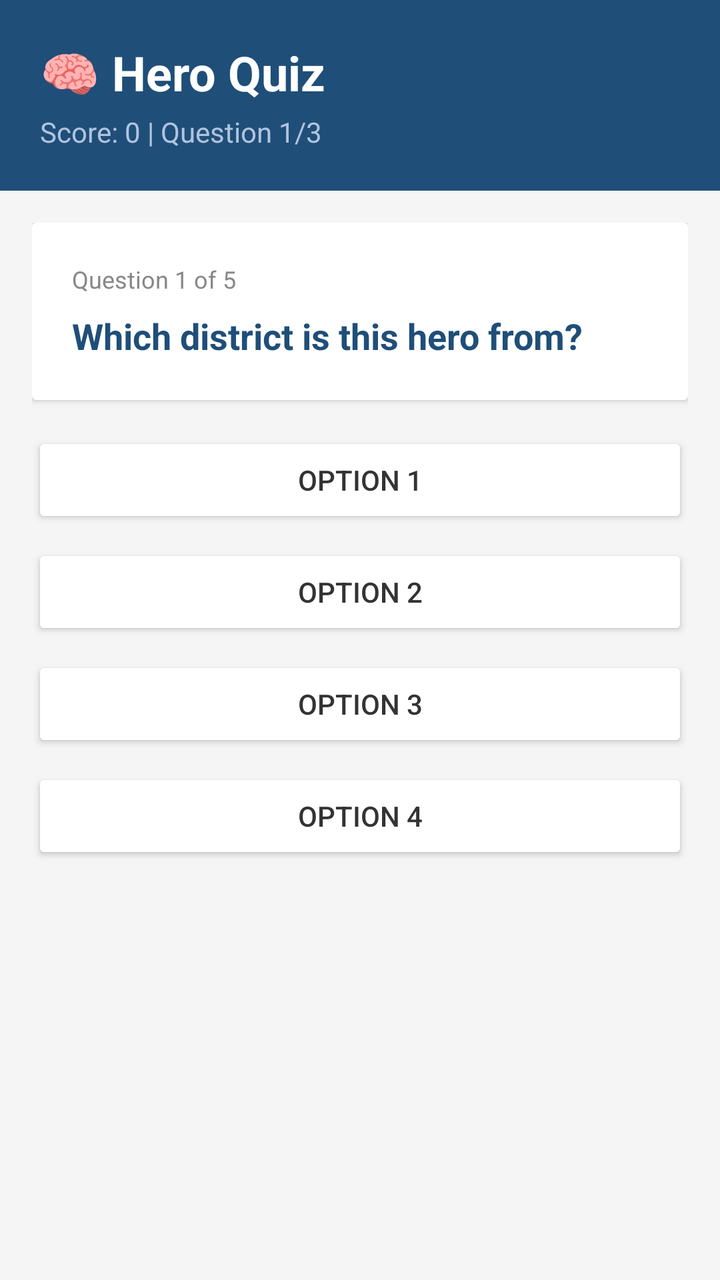
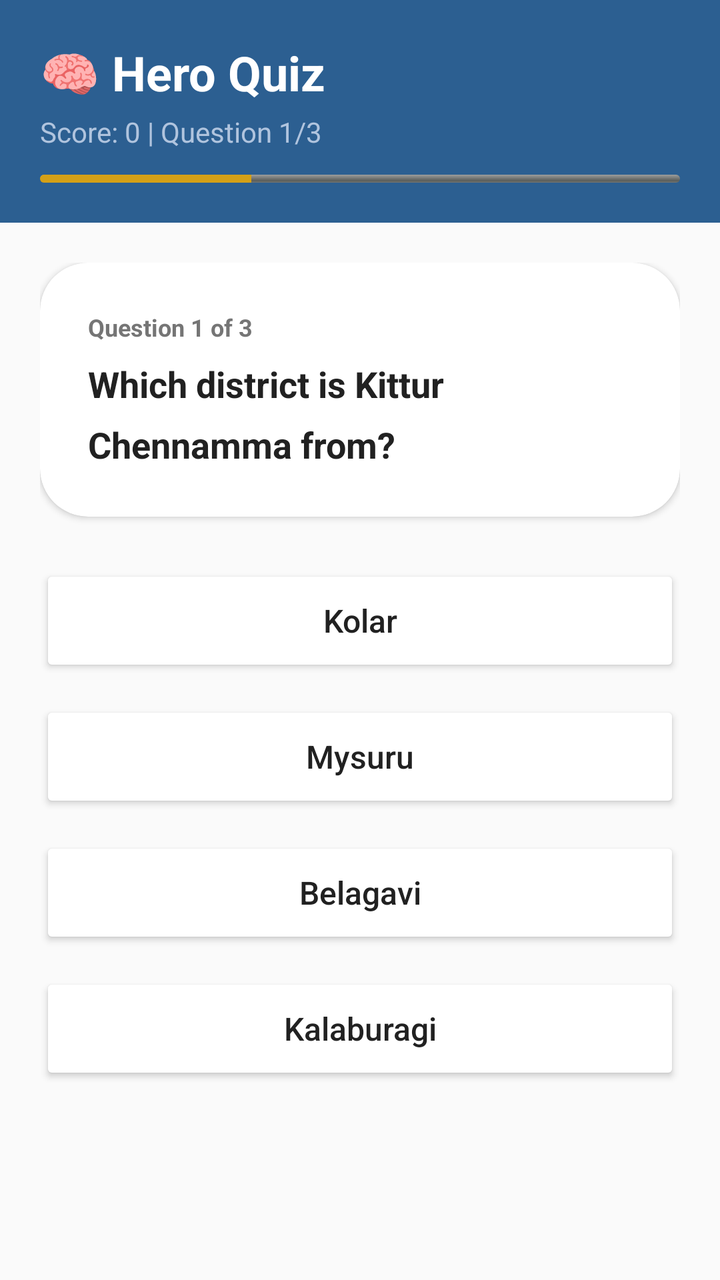

The first picture is an Android layout as it rendered before a commit; the second is the same layout after the commit. The layout source and the unified diff follow.
<!-- AndroidManifest.xml: application theme Theme.NammaKathey -->
<!-- res/layout/activity_quiz.xml -->
<?xml version="1.0" encoding="utf-8"?>
<LinearLayout xmlns:android="http://schemas.android.com/apk/res/android"
    android:layout_width="match_parent"
    android:layout_height="match_parent"
    android:orientation="vertical"
    android:background="#F5F5F5">

    
    <LinearLayout
        android:layout_width="match_parent"
        android:layout_height="wrap_content"
        android:background="#1F4E79"
        android:padding="20dp"
        android:orientation="vertical">

        <TextView
            android:layout_width="wrap_content"
            android:layout_height="wrap_content"
            android:text="🧠 Hero Quiz"
            android:textColor="#FFFFFF"
            android:textSize="24sp"
            android:textStyle="bold"/>

        <TextView
            android:id="@+id/tvScore"
            android:layout_width="wrap_content"
            android:layout_height="wrap_content"
            android:text="Score: 0 | Question 1/3"
            android:textColor="#B0C4DE"
            android:textSize="14sp"
            android:layout_marginTop="4dp"/>
    </LinearLayout>

    <ScrollView
        android:layout_width="match_parent"
        android:layout_height="match_parent">

        <LinearLayout
            android:layout_width="match_parent"
            android:layout_height="wrap_content"
            android:orientation="vertical"
            android:padding="16dp">

            
            <androidx.cardview.widget.CardView
                android:layout_width="match_parent"
                android:layout_height="wrap_content"
                android:layout_marginBottom="16dp"
                android:elevation="4dp">

                <LinearLayout
                    android:layout_width="match_parent"
                    android:layout_height="wrap_content"
                    android:orientation="vertical"
                    android:padding="20dp">

                    <TextView
                        android:id="@+id/tvQuestionNumber"
                        android:layout_width="wrap_content"
                        android:layout_height="wrap_content"
                        android:text="Question 1 of 5"
                        android:textSize="12sp"
                        android:textColor="#888888"
                        android:layout_marginBottom="8dp"/>

                    <TextView
                        android:id="@+id/tvQuestion"
                        android:layout_width="match_parent"
                        android:layout_height="wrap_content"
                        android:text="Which district is this hero from?"
                        android:textSize="18sp"
                        android:textColor="#1F4E79"
                        android:textStyle="bold"
                        android:lineSpacingMultiplier="1.4"/>

                </LinearLayout>
            </androidx.cardview.widget.CardView>

            
            <Button
                android:id="@+id/btnOption1"
                android:layout_width="match_parent"
                android:layout_height="wrap_content"
                android:layout_marginBottom="8dp"
                android:text="Option 1"
                android:backgroundTint="#FFFFFF"
                android:textColor="#333333"
                android:elevation="2dp"/>

            <Button
                android:id="@+id/btnOption2"
                android:layout_width="match_parent"
                android:layout_height="wrap_content"
                android:layout_marginBottom="8dp"
                android:text="Option 2"
                android:backgroundTint="#FFFFFF"
                android:textColor="#333333"
                android:elevation="2dp"/>

            <Button
                android:id="@+id/btnOption3"
                android:layout_width="match_parent"
                android:layout_height="wrap_content"
                android:layout_marginBottom="8dp"
                android:text="Option 3"
                android:backgroundTint="#FFFFFF"
                android:textColor="#333333"
                android:elevation="2dp"/>

            <Button
                android:id="@+id/btnOption4"
                android:layout_width="match_parent"
                android:layout_height="wrap_content"
                android:layout_marginBottom="16dp"
                android:text="Option 4"
                android:backgroundTint="#FFFFFF"
                android:textColor="#333333"
                android:elevation="2dp"/>

            
            <TextView
                android:id="@+id/tvResult"
                android:layout_width="match_parent"
                android:layout_height="wrap_content"
                android:text=""
                android:textSize="16sp"
                android:textStyle="bold"
                android:gravity="center"
                android:layout_marginBottom="12dp"
                android:visibility="gone"/>

            
            <Button
                android:id="@+id/btnNext"
                android:layout_width="match_parent"
                android:layout_height="wrap_content"
                android:text="Next Question ➡️"
                android:backgroundTint="#1F4E79"
                android:textColor="#FFFFFF"
                android:visibility="gone"/>

            
            <androidx.cardview.widget.CardView
                android:id="@+id/badgeCard"
                android:layout_width="match_parent"
                android:layout_height="wrap_content"
                android:layout_marginTop="16dp"
                android:elevation="6dp"
                android:visibility="gone">

                <LinearLayout
                    android:layout_width="match_parent"
                    android:layout_height="wrap_content"
                    android:orientation="vertical"
                    android:background="@drawable/gradient_card"
                    android:padding="24dp"
                    android:gravity="center">

                    <TextView
                        android:id="@+id/tvBadgeEmoji"
                        android:layout_width="wrap_content"
                        android:layout_height="wrap_content"
                        android:text="🏅"
                        android:textSize="52sp"/>

                    <TextView
                        android:id="@+id/tvBadgeTitle"
                        android:layout_width="wrap_content"
                        android:layout_height="wrap_content"
                        android:text="Heritage Badge Earned!"
                        android:textColor="#FFFFFF"
                        android:textSize="20sp"
                        android:textStyle="bold"
                        android:layout_marginTop="8dp"/>

                    <TextView
                        android:id="@+id/tvBadgeDesc"
                        android:layout_width="wrap_content"
                        android:layout_height="wrap_content"
                        android:text="Karnataka History Explorer"
                        android:textColor="#E0E0E0"
                        android:textSize="14sp"
                        android:layout_marginTop="4dp"/>

                    <Button
                        android:id="@+id/btnViewBadges"
                        android:layout_width="wrap_content"
                        android:layout_height="wrap_content"
                        android:text="View My Badges"
                        android:backgroundTint="#FFFFFF"
                        android:textColor="#1F4E79"
                        android:layout_marginTop="12dp"/>

                </LinearLayout>

            </androidx.cardview.widget.CardView>

        </LinearLayout>
    </ScrollView>

</LinearLayout>
<!-- resources referenced by this layout -->
<resources>
  <!-- drawable gradient_card (drawable) -->
  <?xml version="1.0" encoding="utf-8"?>
  <shape xmlns:android="http://schemas.android.com/apk/res/android">
      <gradient
          android:startColor="#1F4E79"
          android:endColor="#2E75B6"
          android:angle="135"/>
      <corners android:radius="8dp"/>
  </shape>
  <style name="Theme.NammaKathey" parent="Base.Theme.NammaKathey" />
  <style name="Base.Theme.NammaKathey" parent="Theme.Material3.DayNight.NoActionBar">
          
          
      </style>
</resources>

<!-- the commit's change to res/layout/activity_quiz.xml (unified diff, before → after) -->
@@ -1,17 +1,18 @@
 <?xml version="1.0" encoding="utf-8"?>
 <LinearLayout xmlns:android="http://schemas.android.com/apk/res/android"
+    xmlns:app="http://schemas.android.com/apk/res-auto"
     android:layout_width="match_parent"
     android:layout_height="match_parent"
-    android:orientation="vertical"
-    android:background="#F5F5F5">
+    android:background="@color/bg_off_white"
+    android:orientation="vertical">
 
     
     <LinearLayout
         android:layout_width="match_parent"
         android:layout_height="wrap_content"
-        android:background="#1F4E79"
-        android:padding="20dp"
-        android:orientation="vertical">
+        android:background="#2C5F91"
+        android:orientation="vertical"
+        android:padding="20dp">
 
         <TextView
             android:layout_width="wrap_content"
@@ -19,59 +20,71 @@
             android:text="🧠 Hero Quiz"
             android:textColor="#FFFFFF"
             android:textSize="24sp"
-            android:textStyle="bold"/>
+            android:textStyle="bold" />
 
         <TextView
             android:id="@+id/tvScore"
             android:layout_width="wrap_content"
             android:layout_height="wrap_content"
+            android:layout_marginTop="4dp"
             android:text="Score: 0 | Question 1/3"
             android:textColor="#B0C4DE"
-            android:textSize="14sp"
-            android:layout_marginTop="4dp"/>
+            android:textSize="14sp" />
+
+        <ProgressBar
+            android:id="@+id/quizProgress"
+            style="@android:style/Widget.ProgressBar.Horizontal"
+            android:layout_width="match_parent"
+            android:layout_height="4dp"
+            android:layout_marginTop="12dp"
+            android:progress="33"
+            android:progressTint="@color/brand_mustard" />
     </LinearLayout>
 
     <ScrollView
         android:layout_width="match_parent"
-        android:layout_height="match_parent">
+        android:layout_height="match_parent"
+        android:fillViewport="true">
 
         <LinearLayout
             android:layout_width="match_parent"
             android:layout_height="wrap_content"
             android:orientation="vertical"
-            android:padding="16dp">
+            android:padding="20dp">
 
             
             <androidx.cardview.widget.CardView
                 android:layout_width="match_parent"
                 android:layout_height="wrap_content"
-                android:layout_marginBottom="16dp"
-                android:elevation="4dp">
+                android:layout_marginBottom="24dp"
+                app:cardCornerRadius="24dp"
+                app:cardElevation="2dp">
 
                 <LinearLayout
                     android:layout_width="match_parent"
                     android:layout_height="wrap_content"
                     android:orientation="vertical"
-                    android:padding="20dp">
+                    android:padding="24dp">
 
                     <TextView
                         android:id="@+id/tvQuestionNumber"
                         android:layout_width="wrap_content"
                         android:layout_height="wrap_content"
-                        android:text="Question 1 of 5"
+                        android:layout_marginBottom="8dp"
+                        android:text="Question 1 of 3"
+                        android:textColor="@color/text_grey"
                         android:textSize="12sp"
-                        android:textColor="#888888"
-                        android:layout_marginBottom="8dp"/>
+                        android:textStyle="bold" />
 
                     <TextView
                         android:id="@+id/tvQuestion"
                         android:layout_width="match_parent"
                         android:layout_height="wrap_content"
-                        android:text="Which district is this hero from?"
+                        android:lineSpacingMultiplier="1.4"
+                        android:text="Which district is Kittur Chennamma from?"
+                        android:textColor="@color/text_black"
                         android:textSize="18sp"
-                        android:textColor="#1F4E79"
-                        android:textStyle="bold"
-                        android:lineSpacingMultiplier="1.4"/>
+                        android:textStyle="bold" />
 
                 </LinearLayout>
             </androidx.cardview.widget.CardView>
@@ -80,119 +93,148 @@
             <Button
                 android:id="@+id/btnOption1"
                 android:layout_width="match_parent"
+                android:layout_height="56dp"
+                android:layout_marginBottom="12dp"
+                android:backgroundTint="#FFFFFF"
+                android:text="Kolar"
+                android:textAllCaps="false"
+                android:textColor="@color/text_black"
+                android:textSize="16sp"
+                app:cornerRadius="16dp"
+                app:strokeColor="#E0E0E0"
+                app:strokeWidth="1dp" />
+
+            <Button
+                android:id="@+id/btnOption2"
+                android:layout_width="match_parent"
+                android:layout_height="56dp"
+                android:layout_marginBottom="12dp"
+                android:backgroundTint="#FFFFFF"
+                android:text="Mysuru"
+                android:textAllCaps="false"
+                android:textColor="@color/text_black"
+                android:textSize="16sp"
+                app:cornerRadius="16dp"
+                app:strokeColor="#E0E0E0"
+                app:strokeWidth="1dp" />
+
+            <Button
+                android:id="@+id/btnOption3"
+                android:layout_width="match_parent"
+                android:layout_height="56dp"
+                android:layout_marginBottom="12dp"
+                android:backgroundTint="#FFFFFF"
+                android:text="Belagavi"
+                android:textAllCaps="false"
+                android:textColor="@color/text_black"
+                android:textSize="16sp"
+                app:cornerRadius="16dp"
+                app:strokeColor="#E0E0E0"
+                app:strokeWidth="1dp" />
+
+            <Button
+                android:id="@+id/btnOption4"
+                android:layout_width="match_parent"
+                android:layout_height="56dp"
+                android:layout_marginBottom="16dp"
+                android:backgroundTint="#FFFFFF"
+                android:text="Kalaburagi"
+                android:textAllCaps="false"
+                android:textColor="@color/text_black"
+                android:textSize="16sp"
+                app:cornerRadius="16dp"
+                app:strokeColor="#E0E0E0"
+                app:strokeWidth="1dp" />
+
+            
+            <LinearLayout
+                android:id="@+id/resultArea"
+                android:layout_width="match_parent"
                 android:layout_height="wrap_content"
-                android:layout_marginBottom="8dp"
-                android:text="Option 1"
-                android:backgroundTint="#FFFFFF"
-                android:textColor="#333333"
-                android:elevation="2dp"/>
-
-            <Button
-                android:id="@+id/btnOption2"
-                android:layout_width="match_parent"
-                android:layout_height="wrap_content"
-                android:layout_marginBottom="8dp"
-                android:text="Option 2"
-                android:backgroundTint="#FFFFFF"
-                android:textColor="#333333"
-                android:elevation="2dp"/>
-
-            <Button
-                android:id="@+id/btnOption3"
-                android:layout_width="match_parent"
-                android:layout_height="wrap_content"
-                android:layout_marginBottom="8dp"
-                android:text="Option 3"
-                android:backgroundTint="#FFFFFF"
-                android:textColor="#333333"
-                android:elevation="2dp"/>
-
-            <Button
-                android:id="@+id/btnOption4"
-                android:layout_width="match_parent"
-                android:layout_height="wrap_content"
-                android:layout_marginBottom="16dp"
-                android:text="Option 4"
-                android:backgroundTint="#FFFFFF"
-                android:textColor="#333333"
-                android:elevation="2dp"/>
-
-            
-            <TextView
-                android:id="@+id/tvResult"
-                android:layout_width="match_parent"
-                android:layout_height="wrap_content"
-                android:text=""
-                android:textSize="16sp"
-                android:textStyle="bold"
                 android:gravity="center"
-                android:layout_marginBottom="12dp"
-                android:visibility="gone"/>
-
-            
-            <Button
-                android:id="@+id/btnNext"
-                android:layout_width="match_parent"
-                android:layout_height="wrap_content"
-                android:text="Next Question ➡️"
-                android:backgroundTint="#1F4E79"
-                android:textColor="#FFFFFF"
-                android:visibility="gone"/>
+                android:orientation="vertical"
+                android:visibility="gone">
+
+                <TextView
+                    android:id="@+id/tvResult"
+                    android:layout_width="wrap_content"
+                    android:layout_height="wrap_content"
+                    android:layout_marginBottom="16dp"
+                    android:text="❌ Wrong! Answer: Belagavi"
+                    android:textSize="16sp"
+                    android:textStyle="bold" />
+
+                <Button
+                    android:id="@+id/btnNext"
+                    android:layout_width="match_parent"
+                    android:layout_height="56dp"
+                    android:backgroundTint="#2C5F91"
+                    android:text="Next Question →"
+                    android:textAllCaps="false"
+                    android:textColor="#FFFFFF"
+                    android:textSize="16sp"
+                    android:textStyle="bold"
+                    app:cornerRadius="16dp" />
+            </LinearLayout>
 
             
             <androidx.cardview.widget.CardView
                 android:id="@+id/badgeCard"
                 android:layout_width="match_parent"
                 android:layout_height="wrap_content"
-                android:layout_marginTop="16dp"
-                android:elevation="6dp"
-                android:visibility="gone">
+                android:layout_marginTop="8dp"
+                android:visibility="gone"
+                app:cardCornerRadius="24dp"
+                app:cardElevation="4dp">
 
                 <LinearLayout
                     android:layout_width="match_parent"
                     android:layout_height="wrap_content"
+                    android:background="@drawable/quest_card_bg"
+                    android:gravity="center"
                     android:orientation="vertical"
-                    android:background="@drawable/gradient_card"
-                    android:padding="24dp"
-                    android:gravity="center">
+                    android:padding="32dp">
 
                     <TextView
                         android:id="@+id/tvBadgeEmoji"
                         android:layout_width="wrap_content"
                         android:layout_height="wrap_content"
-                        android:text="🏅"
-                        android:textSize="52sp"/>
+                        android:text="🥇"
+                        android:textSize="80sp" />
 
                     <TextView
                         android:id="@+id/tvBadgeTitle"
                         android:layout_width="wrap_content"
                         android:layout_height="wrap_content"
+                        android:layout_marginTop="16dp"
                         android:text="Heritage Badge Earned!"
                         android:textColor="#FFFFFF"
-                        android:textSize="20sp"
-                        android:textStyle="bold"
-                        android:layout_marginTop="8dp"/>
+                        android:textSize="22sp"
+                        android:textStyle="bold" />
 
                     <TextView
                         android:id="@+id/tvBadgeDesc"
                         android:layout_width="wrap_content"
                         android:layout_height="wrap_content"
-                        android:text="Karnataka History Explorer"
-                        android:textColor="#E0E0E0"
-                        android:textSize="14sp"
-                        android:layout_marginTop="4dp"/>
+                        android:layout_marginTop="4dp"
+                        android:text="Karnataka History Master"
+                        android:textColor="#F0F0F0"
+                        android:textSize="14sp" />
 
                     <Button
                         android:id="@+id/btnViewBadges"
                         android:layout_width="wrap_content"
                         android:layout_height="wrap_content"
-                        android:text="View My Badges"
+                        android:layout_marginTop="24dp"
                         android:backgroundTint="#FFFFFF"
-                        android:textColor="#1F4E79"
-                        android:layout_marginTop="12dp"/>
+                        android:paddingHorizontal="24dp"
+                        android:text="Finish Quiz 🎉"
+                        android:textAllCaps="false"
+                        android:textColor="@color/quest_gradient_end"
+                        android:textStyle="bold"
+                        app:cornerRadius="12dp" />
 
                 </LinearLayout>
-
             </androidx.cardview.widget.CardView>
 
         </LinearLayout>
<!-- resource entries referenced after the edit -->
@@ -1,15 +1,21 @@
 <!-- resources referenced by this layout -->
 <resources>
-  <!-- drawable gradient_card (drawable) -->
+  <color name="bg_off_white">#FAFAFA</color>
+  <color name="brand_mustard">#D4A017</color>
+  <color name="quest_gradient_end">#F4511E</color>
+  <color name="text_black">#212121</color>
+  <color name="text_grey">#757575</color>
+  <!-- drawable quest_card_bg (drawable) -->
   <?xml version="1.0" encoding="utf-8"?>
   <shape xmlns:android="http://schemas.android.com/apk/res/android">
       <gradient
-          android:startColor="#1F4E79"
-          android:endColor="#2E75B6"
-          android:angle="135"/>
-      <corners android:radius="8dp"/>
+          android:startColor="@color/quest_gradient_start"
+          android:endColor="@color/quest_gradient_end"
+          android:angle="0"/>
+      <corners android:radius="24dp"/>
   </shape>
   <style name="Theme.NammaKathey" parent="Base.Theme.NammaKathey" />
+  <color name="quest_gradient_start">#FF8A65</color>
   <style name="Base.Theme.NammaKathey" parent="Theme.Material3.DayNight.NoActionBar">
           
           
